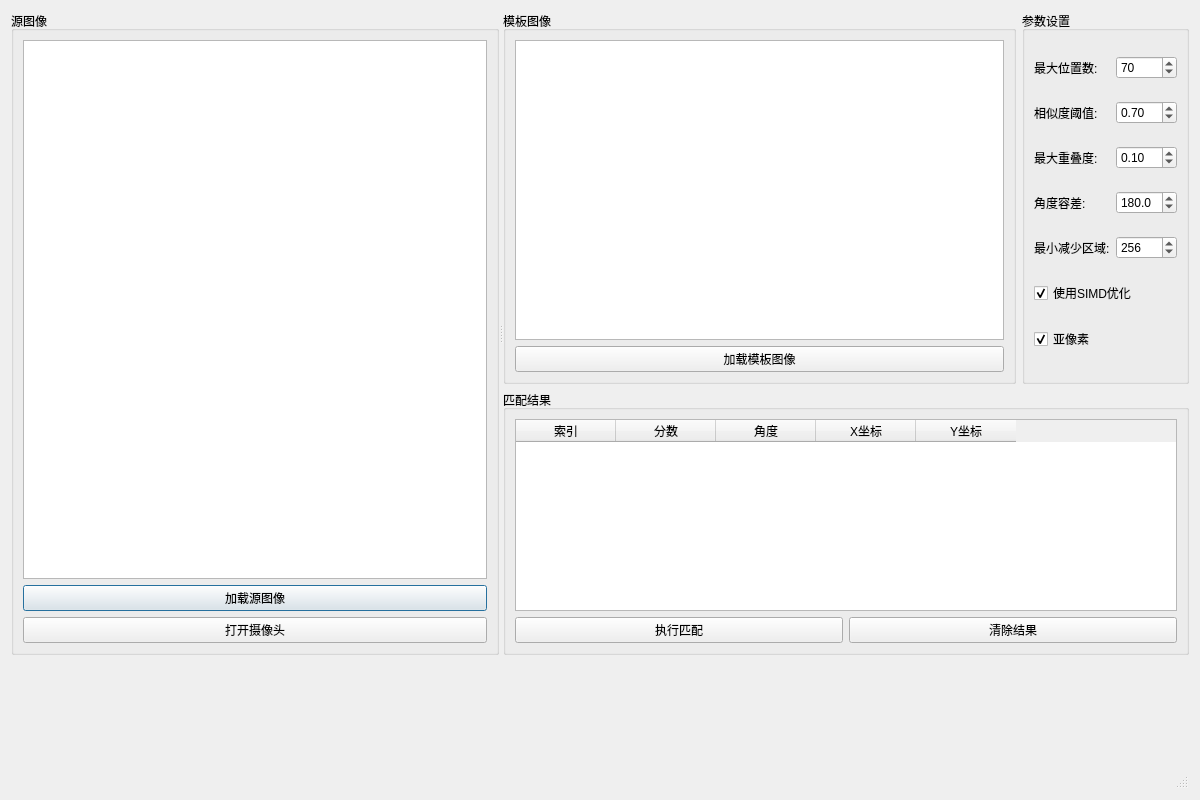
First picture: the form in ui/MatchToolDialog.ui, repository lrm2017/Fastest_Image_Pattern_Matching, before the edit.
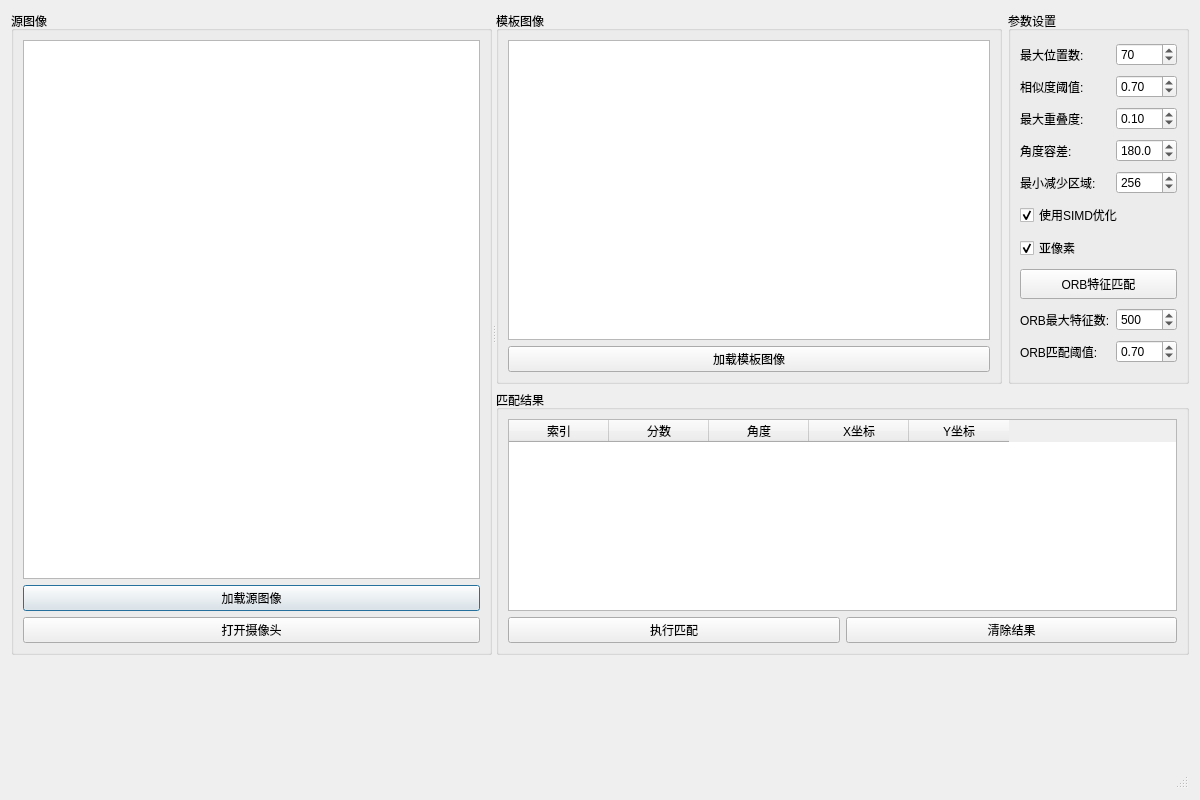
Second picture: the form after the edit.

Commit message: 添加orb特征匹配选项

```diff
--- a/ui/MatchToolDialog.ui
+++ b/ui/MatchToolDialog.ui
@@ -212,6 +212,62 @@
               </property>
              </widget>
             </item>
+            <item row="7" column="0" colspan="2">
+             <widget class="QPushButton" name="orbMatchButton">
+              <property name="text">
+               <string>ORB特征匹配</string>
+              </property>
+              <property name="minimumSize">
+               <size>
+                <width>0</width>
+                <height>30</height>
+               </size>
+              </property>
+             </widget>
+            </item>
+            <item row="8" column="0">
+             <widget class="QLabel" name="labelORBMaxFeatures">
+              <property name="text">
+               <string>ORB最大特征数:</string>
+              </property>
+             </widget>
+            </item>
+            <item row="8" column="1">
+             <widget class="QSpinBox" name="orbMaxFeaturesSpinBox">
+              <property name="minimum">
+               <number>100</number>
+              </property>
+              <property name="maximum">
+               <number>2000</number>
+              </property>
+              <property name="value">
+               <number>500</number>
+              </property>
+             </widget>
+            </item>
+            <item row="9" column="0">
+             <widget class="QLabel" name="labelORBMatchThreshold">
+              <property name="text">
+               <string>ORB匹配阈值:</string>
+              </property>
+             </widget>
+            </item>
+            <item row="9" column="1">
+             <widget class="QDoubleSpinBox" name="orbMatchThresholdSpinBox">
+              <property name="decimals">
+               <number>2</number>
+              </property>
+              <property name="minimum">
+               <double>0.100000000000000</double>
+              </property>
+              <property name="maximum">
+               <double>1.000000000000000</double>
+              </property>
+              <property name="value">
+               <double>0.700000000000000</double>
+              </property>
+             </widget>
+            </item>
            </layout>
           </widget>
          </item>
```
The commit also changes 5 other files.
